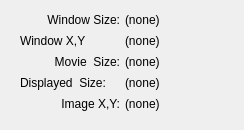
LLNL/blockbuster, file blockbuster/src/blockbuster/InfoWindow.ui: the form before one commit.
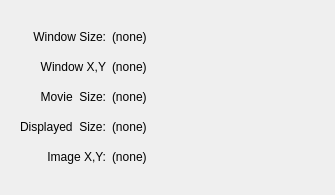
The form after the commit.

Commit message: +-- FEATURE: Switching from stereo to non-stereo movies no longer destroys the window to get a new context. (Ticket 131) +-- FEATURE: Allow loading a stereo movie in non-stereo from a movie cue in sidecar.  (Ticket 149) +-- FEATURE: Added "-traceEvents" flag to enable reproducing of blockbuster sessions for forensics and other purposes.  (Ticket 146) +-- BUGFIX:  Taking snapshot no longer changes FPS in current cue. (Ticket 115) +-- BUGFIX:  -help argument no longer fails if DISPLAY is not set (Ticket 93) +-- BUGFIX:  Information window now fits its contents properly (Ticket 50)

```diff
--- a/blockbuster/src/blockbuster/InfoWindow.ui
+++ b/blockbuster/src/blockbuster/InfoWindow.ui
@@ -6,8 +6,8 @@
    <rect>
     <x>0</x>
     <y>0</y>
-    <width>244</width>
-    <height>130</height>
+    <width>335</width>
+    <height>195</height>
    </rect>
   </property>
   <property name="sizePolicy">
@@ -27,22 +27,20 @@
   </property>
   <layout class="QHBoxLayout" name="horizontalLayout">
    <item>
-    <widget class="QWidget" name="widget_9" native="true">
+    <widget class="QWidget" name="widget_10" native="true">
      <property name="minimumSize">
       <size>
-       <width>125</width>
+       <width>110</width>
        <height>0</height>
       </size>
      </property>
+     <layout class="QHBoxLayout" name="horizontalLayout_3">
+      <item>
+       <layout class="QHBoxLayout" name="horizontalLayout_2">
+        <item>
+         <layout class="QVBoxLayout" name="verticalLayout_2">
+          <item>
      <widget class="QLabel" name="label_20">
-      <property name="geometry">
-       <rect>
-        <x>9</x>
-        <y>1</y>
-        <width>100</width>
-        <height>16</height>
-       </rect>
-      </property>
       <property name="sizePolicy">
        <sizepolicy hsizetype="Preferred" vsizetype="Fixed">
         <horstretch>0</horstretch>
@@ -56,15 +54,9 @@
        <set>Qt::AlignRight|Qt::AlignTrailing|Qt::AlignVCenter</set>
       </property>
      </widget>
+          </item>
+          <item>
      <widget class="QLabel" name="label">
-      <property name="geometry">
-       <rect>
-        <x>9</x>
-        <y>22</y>
-        <width>100</width>
-        <height>16</height>
-       </rect>
-      </property>
       <property name="sizePolicy">
        <sizepolicy hsizetype="Preferred" vsizetype="Fixed">
         <horstretch>0</horstretch>
@@ -74,16 +66,13 @@
       <property name="text">
        <string>Window X,Y</string>
       </property>
-     </widget>
+            <property name="alignment">
+             <set>Qt::AlignRight|Qt::AlignTrailing|Qt::AlignVCenter</set>
+            </property>
+           </widget>
+          </item>
+          <item>
      <widget class="QLabel" name="label_22">
-      <property name="geometry">
-       <rect>
-        <x>9</x>
-        <y>43</y>
-        <width>100</width>
-        <height>16</height>
-       </rect>
-      </property>
       <property name="sizePolicy">
        <sizepolicy hsizetype="Preferred" vsizetype="Fixed">
         <horstretch>0</horstretch>
@@ -97,15 +86,9 @@
        <set>Qt::AlignRight|Qt::AlignTrailing|Qt::AlignVCenter</set>
       </property>
      </widget>
+          </item>
+          <item>
      <widget class="QLabel" name="label_2">
-      <property name="geometry">
-       <rect>
-        <x>9</x>
-        <y>64</y>
-        <width>100</width>
-        <height>16</height>
-       </rect>
-      </property>
       <property name="sizePolicy">
        <sizepolicy hsizetype="Preferred" vsizetype="Fixed">
         <horstretch>0</horstretch>
@@ -116,15 +99,9 @@
        <string>Displayed  Size:</string>
       </property>
      </widget>
+          </item>
+          <item>
      <widget class="QLabel" name="label_21">
-      <property name="geometry">
-       <rect>
-        <x>9</x>
-        <y>85</y>
-        <width>100</width>
-        <height>16</height>
-       </rect>
-      </property>
       <property name="sizePolicy">
        <sizepolicy hsizetype="Preferred" vsizetype="Fixed">
         <horstretch>0</horstretch>
@@ -138,25 +115,16 @@
        <set>Qt::AlignRight|Qt::AlignTrailing|Qt::AlignVCenter</set>
       </property>
      </widget>
-    </widget>
+          </item>
+         </layout>
    </item>
    <item>
-    <widget class="QWidget" name="widget_10" native="true">
-     <property name="minimumSize">
-      <size>
-       <width>110</width>
-       <height>0</height>
-      </size>
-     </property>
+         <layout class="QVBoxLayout" name="verticalLayout">
+          <property name="topMargin">
+           <number>0</number>
+          </property>
+          <item>
      <widget class="QLabel" name="windowSizeLabel">
-      <property name="geometry">
-       <rect>
-        <x>0</x>
-        <y>1</y>
-        <width>51</width>
-        <height>16</height>
-       </rect>
-      </property>
       <property name="sizePolicy">
        <sizepolicy hsizetype="Expanding" vsizetype="Fixed">
         <horstretch>0</horstretch>
@@ -170,15 +138,9 @@
        <set>Qt::AlignLeading|Qt::AlignLeft|Qt::AlignVCenter</set>
       </property>
      </widget>
+          </item>
+          <item>
      <widget class="QLabel" name="windowXYLabel">
-      <property name="geometry">
-       <rect>
-        <x>0</x>
-        <y>22</y>
-        <width>51</width>
-        <height>16</height>
-       </rect>
-      </property>
       <property name="sizePolicy">
        <sizepolicy hsizetype="Preferred" vsizetype="Fixed">
         <horstretch>0</horstretch>
@@ -189,15 +151,9 @@
        <string>(none)</string>
       </property>
      </widget>
+          </item>
+          <item>
      <widget class="QLabel" name="imageSizeLabel">
-      <property name="geometry">
-       <rect>
-        <x>0</x>
-        <y>43</y>
-        <width>51</width>
-        <height>16</height>
-       </rect>
-      </property>
       <property name="sizePolicy">
        <sizepolicy hsizetype="Preferred" vsizetype="Fixed">
         <horstretch>0</horstretch>
@@ -211,17 +167,11 @@
        <set>Qt::AlignLeading|Qt::AlignLeft|Qt::AlignVCenter</set>
       </property>
      </widget>
+          </item>
+          <item>
      <widget class="QLabel" name="displaySizeLabel">
-      <property name="geometry">
-       <rect>
-        <x>0</x>
-        <y>64</y>
-        <width>51</width>
-        <height>16</height>
-       </rect>
-      </property>
       <property name="sizePolicy">
-       <sizepolicy hsizetype="Preferred" vsizetype="Fixed">
+             <sizepolicy hsizetype="Expanding" vsizetype="Fixed">
         <horstretch>0</horstretch>
         <verstretch>0</verstretch>
        </sizepolicy>
@@ -233,17 +183,11 @@
        <string>(none)</string>
       </property>
      </widget>
+          </item>
+          <item>
      <widget class="QLabel" name="imageXYLabel">
-      <property name="geometry">
-       <rect>
-        <x>0</x>
-        <y>85</y>
-        <width>51</width>
-        <height>16</height>
-       </rect>
-      </property>
       <property name="sizePolicy">
-       <sizepolicy hsizetype="Preferred" vsizetype="Fixed">
+             <sizepolicy hsizetype="Maximum" vsizetype="Fixed">
         <horstretch>0</horstretch>
         <verstretch>0</verstretch>
        </sizepolicy>
@@ -255,6 +199,12 @@
        <set>Qt::AlignLeading|Qt::AlignLeft|Qt::AlignVCenter</set>
       </property>
      </widget>
+          </item>
+         </layout>
+        </item>
+       </layout>
+      </item>
+     </layout>
     </widget>
    </item>
   </layout>
```
Lines whose indentation alone changed are shown as unchanged. The commit also changes 2 other files.
